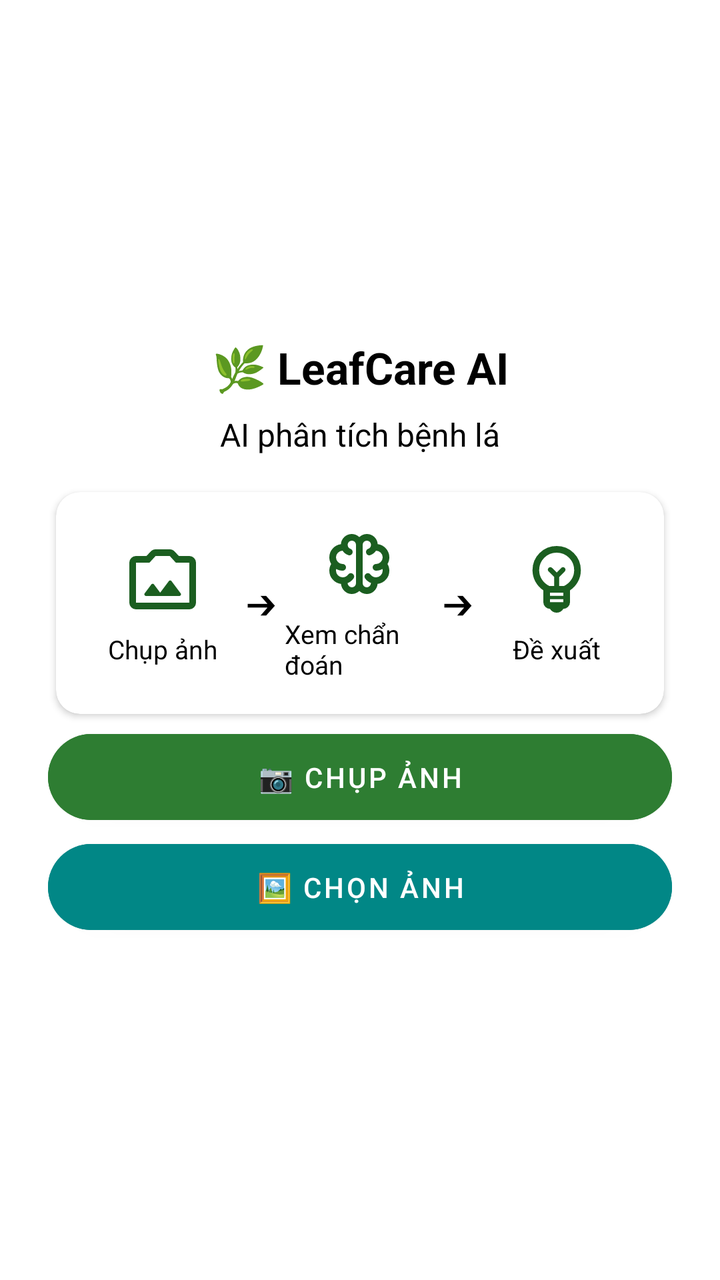
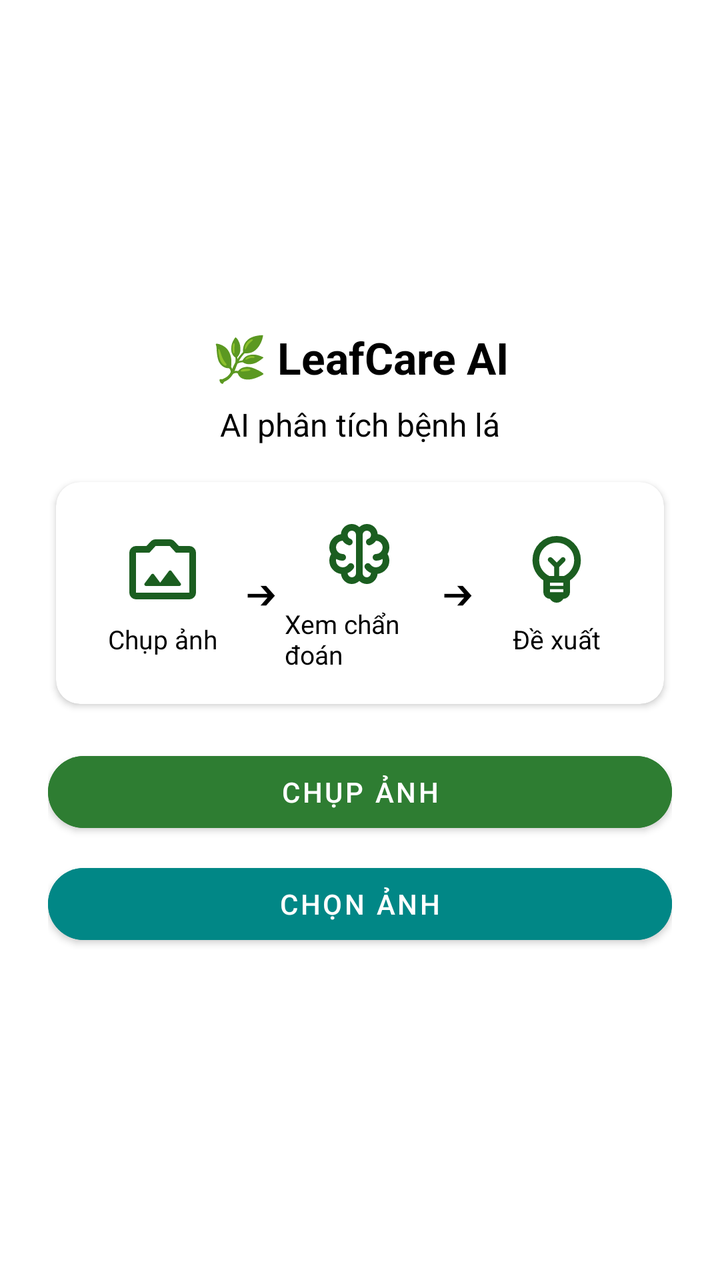

Before-and-after screenshots of an Android layout around one commit, followed by the original layout XML and the change that was made.
<!-- AndroidManifest.xml: application theme Theme.Green -->
<!-- res/layout/layout_home.xml -->
<?xml version="1.0" encoding="utf-8"?>
<ScrollView xmlns:android="http://schemas.android.com/apk/res/android"
    android:layout_width="match_parent"
    android:layout_height="match_parent"
    xmlns:app="http://schemas.android.com/apk/res-auto"
    android:background="@color/white"
    android:fillViewport="true">

    <LinearLayout
        android:id="@+id/mainLayout"
        android:layout_width="match_parent"
        android:layout_height="wrap_content"
        android:gravity="center"
        android:orientation="vertical"
        android:padding="24dp">

        
        <TextView
            android:id="@+id/titleText"
            android:layout_width="wrap_content"
            android:layout_height="wrap_content"
            android:gravity="center"
            android:paddingBottom="8dp"
            android:text="🌿 LeafCare AI"
            android:textColor="@color/black"
            android:textSize="22sp"
            android:textStyle="bold" />

        
        <TextView
            android:id="@+id/subtitleText"
            android:layout_width="wrap_content"
            android:layout_height="wrap_content"
            android:gravity="center"
            android:paddingBottom="14dp"
            android:text="AI phân tích bệnh lá"
            android:textColor="@color/black"
            android:textSize="16sp" />

        
        <androidx.cardview.widget.CardView
            android:layout_width="match_parent"
            android:layout_height="wrap_content"
            android:layout_margin="4dp"
            android:elevation="4dp"
            app:cardCornerRadius="12dp"
            app:cardBackgroundColor="@color/white">

            <LinearLayout
                android:layout_width="match_parent"
                android:layout_height="wrap_content"
                android:gravity="center"
                android:orientation="horizontal"
                android:padding="16dp"
                android:weightSum="3">

                
                <LinearLayout
                    android:layout_width="0dp"
                    android:layout_height="wrap_content"
                    android:layout_weight="1"
                    android:gravity="center"
                    android:orientation="vertical">

                    <ImageView
                        android:layout_width="40dp"
                        android:layout_height="40dp"
                        android:src="@drawable/ic_camera_alt" />

                    <TextView
                        android:layout_width="wrap_content"
                        android:layout_height="wrap_content"
                        android:layout_marginTop="6dp"
                        android:text="Chụp ảnh"
                        android:textSize="13sp"
                        android:textColor="@color/black" />
                </LinearLayout>

                
                <TextView
                    android:layout_width="wrap_content"
                    android:layout_height="wrap_content"
                    android:gravity="center"
                    android:padding="4dp"
                    android:text="➔"
                    android:textSize="16sp"
                    android:textColor="@color/black" />

                
                <LinearLayout
                    android:layout_width="0dp"
                    android:layout_height="wrap_content"
                    android:layout_weight="1"
                    android:gravity="center"
                    android:orientation="vertical">

                    <ImageView
                        android:layout_width="40dp"
                        android:layout_height="40dp"
                        android:src="@drawable/ic_assignment" />

                    <TextView
                        android:layout_width="wrap_content"
                        android:layout_height="wrap_content"
                        android:layout_marginTop="6dp"
                        android:text="Xem chẩn đoán"
                        android:textSize="13sp"
                        android:textColor="@color/black" />
                </LinearLayout>

                
                <TextView
                    android:layout_width="wrap_content"
                    android:layout_height="wrap_content"
                    android:gravity="center"
                    android:padding="4dp"
                    android:text="➔"
                    android:textSize="16sp"
                    android:textColor="@color/black" />

                
                <LinearLayout
                    android:layout_width="0dp"
                    android:layout_height="wrap_content"
                    android:layout_weight="1"
                    android:gravity="center"
                    android:orientation="vertical">

                    <ImageView
                        android:layout_width="40dp"
                        android:layout_height="40dp"
                        android:src="@drawable/ic_lightbulb" />

                    <TextView
                        android:layout_width="wrap_content"
                        android:layout_height="wrap_content"
                        android:layout_marginTop="6dp"
                        android:text="Đề xuất"
                        android:textSize="13sp"
                        android:textColor="@color/black" />
                </LinearLayout>

            </LinearLayout>


        </androidx.cardview.widget.CardView>

        
        <ImageView
            android:id="@+id/imagePreview"
            android:layout_width="match_parent"
            android:layout_height="220dp"
            android:background="#E0E0E0"
            android:scaleType="centerCrop"
            android:visibility="gone"
            android:layout_marginBottom="16dp"
            android:contentDescription="Preview ảnh" />

        
        <TextView
            android:id="@+id/loadingText"
            android:layout_width="wrap_content"
            android:layout_height="wrap_content"
            android:gravity="center"
            android:padding="12dp"
            android:text="🤖 AI đang phân tích..."
            android:textColor="@color/teal_700"
            android:textSize="15sp"
            android:visibility="gone" />

        
        <LinearLayout
            android:id="@+id/resultLayout"
            android:layout_width="match_parent"
            android:layout_height="wrap_content"
            android:gravity="center"
            android:orientation="vertical"
            android:padding="12dp"
            android:visibility="gone">

            <TextView
                android:id="@+id/resultText"
                android:layout_width="wrap_content"
                android:layout_height="wrap_content"
                android:gravity="center"
                android:padding="12dp"
                android:textColor="@color/black"
                android:textSize="15sp"
                android:textStyle="bold" />
        </LinearLayout>

        
        <com.google.android.material.button.MaterialButton
            android:id="@+id/cameraButton"
            android:layout_width="match_parent"
            android:layout_height="wrap_content"
            android:text="📷 Chụp Ảnh"
            android:textColor="@color/white"
            android:backgroundTint="@color/primary_green"
            app:cornerRadius="24dp"
            android:padding="12dp"
            style="@style/Widget.MaterialComponents.Button"/>

        <com.google.android.material.button.MaterialButton
            android:id="@+id/galleryButton"
            android:layout_width="match_parent"
            android:layout_height="wrap_content"
            android:text="🖼️ Chọn ảnh"
            android:textColor="@color/white"
            android:backgroundTint="@color/teal_700"
            app:cornerRadius="24dp"
            android:padding="12dp"
            style="@style/Widget.MaterialComponents.Button"/>


    </LinearLayout>
</ScrollView>
<!-- resources referenced by this layout -->
<resources>
  <color name="black">#FF000000</color>
  <color name="primary_green">#2E7D32</color>
  <color name="teal_700">#FF018786</color>
  <color name="white">#FFFFFFFF</color>
  <!-- drawable ic_camera_alt (drawable) -->
  <vector xmlns:android="http://schemas.android.com/apk/res/android" android:autoMirrored="true" android:height="24dp" android:viewportHeight="960" android:viewportWidth="960" android:width="24dp">
        
      <path android:fillColor="@color/primary_dark" android:pathData="M160,840q-33,0 -56.5,-23.5T80,760v-480q0,-33 23.5,-56.5T160,200h126l50,-54q11,-12 26.5,-19t32.5,-7h170q17,0 32.5,7t26.5,19l50,54h126q33,0 56.5,23.5T880,280v480q0,33 -23.5,56.5T800,840L160,840ZM160,760h640v-480L638,280l-73,-80L395,200l-73,80L160,280v480ZM480,520ZM280,680h400q12,0 18,-11t-2,-21L586,501q-6,-8 -16,-8t-16,8L450,640l-74,-99q-6,-8 -16,-8t-16,8l-80,107q-8,10 -2,21t18,11Z"/>
      
  </vector>
  <!-- drawable ic_lightbulb (drawable) -->
  <vector xmlns:android="http://schemas.android.com/apk/res/android" android:autoMirrored="true" android:height="24dp" android:viewportHeight="960" android:viewportWidth="960" android:width="24dp">
        
      <path android:fillColor="@color/primary_dark" android:pathData="M480,880q-26,0 -47,-12.5T400,834q-33,0 -56.5,-23.5T320,754v-142q-59,-39 -94.5,-103T190,370q0,-121 84.5,-205.5T480,80q121,0 205.5,84.5T770,370q0,77 -35.5,140T640,612v142q0,33 -23.5,56.5T560,834q-12,21 -33,33.5T480,880ZM400,754h160v-36L400,718v36ZM400,678h160v-38L400,640v38ZM392,560h58v-108l-67,-67q-9,-9 -9,-21t9,-21q9,-9 21,-9t21,9l55,55 55,-55q9,-9 21,-9t21,9q9,9 9,21t-9,21l-67,67v108h58q54,-26 88,-76.5T690,370q0,-88 -61,-149t-149,-61q-88,0 -149,61t-61,149q0,63 34,113.5t88,76.5ZM480,398ZM480,360Z"/>
      
  </vector>
  <style name="Theme.Green" parent="Theme.MaterialComponents.DayNight.DarkActionBar">
          
          <item name="colorPrimary">@color/primary_green</item>
          <item name="colorPrimaryVariant">@color/primary_dark</item>
          <item name="colorOnPrimary">@color/white</item>
          
          <item name="colorSecondary">@color/accent_color</item>
          <item name="colorSecondaryVariant">@color/primary_light</item>
          <item name="colorOnSecondary">@color/white</item>
          
          <item name="android:statusBarColor">?attr/colorPrimaryVariant</item>
          
      </style>
  <color name="primary_dark">#1B5E20</color>
  <color name="accent_color">#8FE259</color>
  <color name="primary_light">#4CAF50</color>
  <!-- unchanged entries left out for length: 1 -->
</resources>

<!-- the commit's change to res/layout/layout_home.xml (unified diff, before → after) -->
@@ -1,8 +1,8 @@
 <?xml version="1.0" encoding="utf-8"?>
 <ScrollView xmlns:android="http://schemas.android.com/apk/res/android"
+    xmlns:app="http://schemas.android.com/apk/res-auto"
     android:layout_width="match_parent"
     android:layout_height="match_parent"
-    xmlns:app="http://schemas.android.com/apk/res-auto"
     android:background="@color/white"
     android:fillViewport="true">
 
@@ -139,79 +139,50 @@
                         android:textSize="13sp"
                         android:textColor="@color/black" />
                 </LinearLayout>
-
             </LinearLayout>
-
-
         </androidx.cardview.widget.CardView>
 
         
-        <ImageView
-            android:id="@+id/imagePreview"
-            android:layout_width="match_parent"
-            android:layout_height="220dp"
-            android:background="#E0E0E0"
-            android:scaleType="centerCrop"
-            android:visibility="gone"
-            android:layout_marginBottom="16dp"
-            android:contentDescription="Preview ảnh" />
-
-        
         <TextView
-            android:id="@+id/loadingText"
+            android:id="@+id/analysisStatus"
             android:layout_width="wrap_content"
             android:layout_height="wrap_content"
-            android:gravity="center"
-            android:padding="12dp"
-            android:text="🤖 AI đang phân tích..."
-            android:textColor="@color/teal_700"
-            android:textSize="15sp"
-            android:visibility="gone" />
+            android:text="🤖 đang chuẩn đoán..."
+            android:textColor="@color/black"
+            android:textSize="16sp"
+            android:layout_marginTop="16dp"
+            android:visibility="gone"
+            android:gravity="center" />
 
         
         <LinearLayout
             android:id="@+id/resultLayout"
             android:layout_width="match_parent"
             android:layout_height="wrap_content"
-            android:gravity="center"
             android:orientation="vertical"
-            android:padding="12dp"
-            android:visibility="gone">
-
-            <TextView
-                android:id="@+id/resultText"
-                android:layout_width="wrap_content"
-                android:layout_height="wrap_content"
-                android:gravity="center"
-                android:padding="12dp"
-                android:textColor="@color/black"
-                android:textSize="15sp"
-                android:textStyle="bold" />
-        </LinearLayout>
+            android:visibility="gone"
+            android:paddingTop="16dp"
+            android:paddingBottom="16dp"/>
 
         
         <com.google.android.material.button.MaterialButton
             android:id="@+id/cameraButton"
             android:layout_width="match_parent"
             android:layout_height="wrap_content"
-            android:text="📷 Chụp Ảnh"
+            android:text="Chụp Ảnh"
             android:textColor="@color/white"
             android:backgroundTint="@color/primary_green"
-            app:cornerRadius="24dp"
-            android:padding="12dp"
-            style="@style/Widget.MaterialComponents.Button"/>
+            android:layout_marginTop="16dp"
+            app:cornerRadius="24dp"/>
 
         <com.google.android.material.button.MaterialButton
             android:id="@+id/galleryButton"
             android:layout_width="match_parent"
             android:layout_height="wrap_content"
-            android:text="🖼️ Chọn ảnh"
+            android:text="Chọn ảnh"
             android:textColor="@color/white"
             android:backgroundTint="@color/teal_700"
-            app:cornerRadius="24dp"
-            android:padding="12dp"
-            style="@style/Widget.MaterialComponents.Button"/>
-
-
+            android:layout_marginTop="8dp"
+            app:cornerRadius="24dp"/>
     </LinearLayout>
 </ScrollView>
